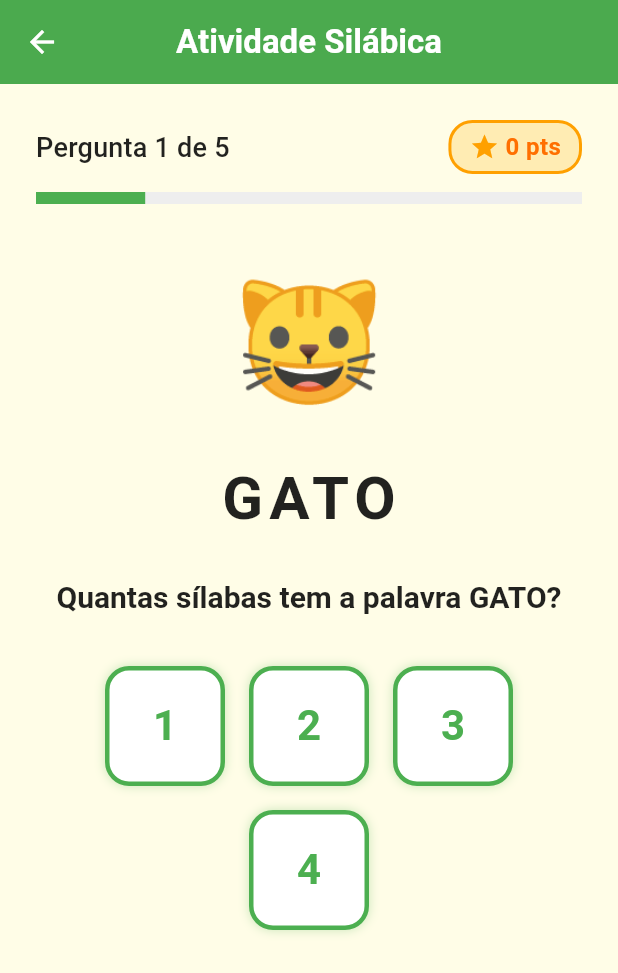
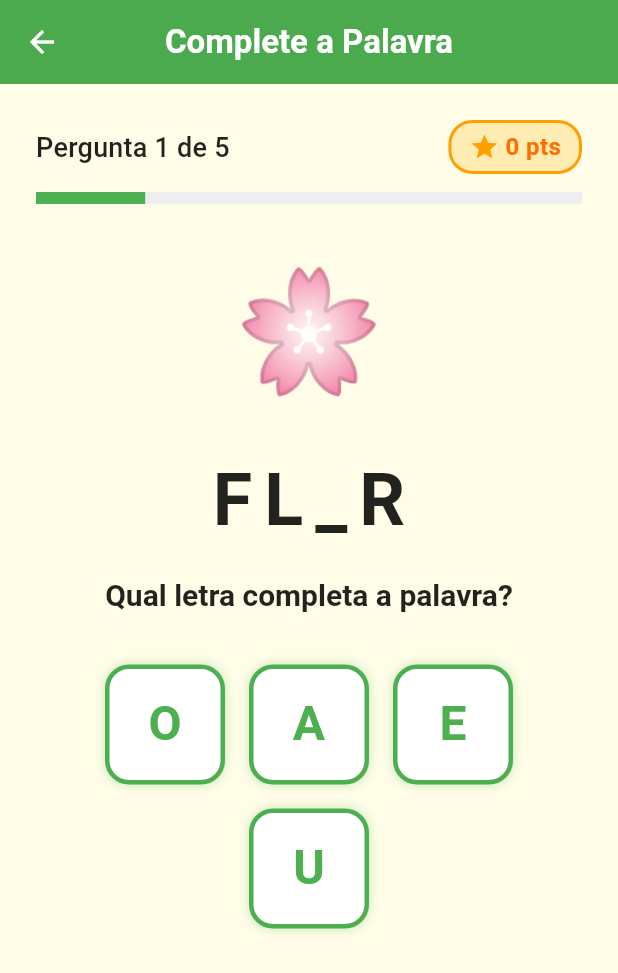
Before and after one commit to joaoevangelista12/Letrinhas, a Flutter app: the ActivitySyllabic screen opened directly, on a phone screen of 412 x 824 dp. Shown: the top 973 px of the screen. Run offline on Flutter 3.47's test engine with Material 3 defaults, Android fonts, the phone set to English and light mode, and no system bars; our stand-ins replace audioplayers, cloud_firestore, confetti, firebase_auth, firebase_core, shared_preferences; accounts and stored records are empty.

Commit message:
Limita nivel maximo a 4, reestrutura atividades 2 e 3
- Nivel maximo capado em 4 no firestore_service (temos 4 atividades)
- Profile page mostra "nivel maximo" quando level >= 4

- Atividade 2 reescrita: "Complete a Palavra" — mostra imagem,
  palavra com letra faltando (ex: FL_R), 4 opcoes de letras
- Atividade 3 corrigida: removida FLOR (monossilabica),
  adicionada BANANA (ba-na-na), todas palavras com min 2 silabas

- Nomes atualizados em activity_model.dart e profile_page.dart

https://claude.ai/code/session_011oYjfkuq1d3ny2fiqWZrxN

```diff
--- a/dislexia_app/lib/models/activity_model.dart
+++ b/dislexia_app/lib/models/activity_model.dart
@@ -46,8 +46,8 @@ class Activities {
     ),
     ActivityModel(
       id: syllabicId,
-      name: 'Atividade Silábica',
-      description: 'Identifique e separe as sílabas corretamente',
+      name: 'Complete a Palavra',
+      description: 'Complete a palavra com a letra que falta',
       requiredLevel: 2,
       route: '/activity-syllabic',
       points: 100,
--- a/dislexia_app/lib/screens/activity_form_word.dart
+++ b/dislexia_app/lib/screens/activity_form_word.dart
@@ -53,10 +53,10 @@ class _ActivityFormWordState extends State<ActivityFormWord>
       'available': ['TO', 'SA', 'PA'],
     },
     {
-      'emoji': '\u{1F338}',
-      'word': 'FLOR',
-      'syllables': ['FLOR'],
-      'available': ['FLOR'],
+      'emoji': '\u{1F34C}',
+      'word': 'BANANA',
+      'syllables': ['BA', 'NA', 'NA'],
+      'available': ['NA', 'BA', 'NA'],
     },
   ];
 
--- a/dislexia_app/lib/screens/activity_syllabic.dart
+++ b/dislexia_app/lib/screens/activity_syllabic.dart
@@ -10,8 +10,9 @@ import '../utils/sound_helper.dart';
 import '../utils/completion_feedback.dart';
 import '../providers/accessibility_provider.dart';
 
-/// Activity: Atividade Silábica
-/// Usuário responde 5 perguntas sobre sílabas (contagem, identificação)
+/// Atividade 2: Complete a palavra com a letra que falta
+/// Mostra imagem + palavra com lacuna + 4 opções de letras
+/// 5 questões, +20 acerto, -10 erro, sem segunda tentativa
 class ActivitySyllabic extends StatefulWidget {
   const ActivitySyllabic({super.key});
 
@@ -26,47 +27,47 @@ class _ActivitySyllabicState extends State<ActivitySyllabic>
   late AnimationController _shakeController;
   late Animation<double> _shakeAnimation;
 
-  // Lista de perguntas sobre sílabas
+  // Questões: emoji, palavra completa, índice da letra faltando, opções
   final List<Map<String, dynamic>> _questions = [
     {
-      'question': 'Quantas sílabas tem a palavra GATO?',
-      'word': 'GATO',
-      'emoji': '🐱',
-      'options': [1, 2, 3, 4],
-      'correct': 2,
+      'emoji': '🌸',
+      'word': 'FLOR',
+      'missingIndex': 2,
+      'correct': 'O',
+      'options': ['O', 'A', 'E', 'U'],
     },
     {
-      'question': 'Qual é a primeira sílaba de CASA?',
-      'word': 'CASA',
-      'emoji': '🏠',
-      'options': ['CA', 'SA', 'AS', 'AC'],
-      'correct': 'CA',
+      'emoji': '🐱',
+      'word': 'GATO',
+      'missingIndex': 1,
+      'correct': 'A',
+      'options': ['A', 'O', 'E', 'I'],
     },
     {
-      'question': 'Quantas sílabas tem BORBOLETA?',
-      'word': 'BORBOLETA',
-      'emoji': '🦋',
-      'options': [2, 3, 4, 5],
-      'correct': 4,
+      'emoji': '🏠',
+      'word': 'CASA',
+      'missingIndex': 2,
+      'correct': 'S',
+      'options': ['S', 'Z', 'R', 'L'],
     },
     {
-      'question': 'Qual é a última sílaba de SAPATO?',
-      'word': 'SAPATO',
-      'emoji': '👞',
-      'options': ['SA', 'PA', 'TO', 'AP'],
-      'correct': 'TO',
+      'emoji': '⚽',
+      'word': 'BOLA',
+      'missingIndex': 0,
+      'correct': 'B',
+      'options': ['B', 'D', 'P', 'V'],
     },
     {
-      'question': 'Quantas sílabas tem SOL?',
-      'word': 'SOL',
-      'emoji': '☀️',
-      'options': [1, 2, 3, 4],
-      'correct': 1,
+      'emoji': '🦆',
+      'word': 'PATO',
+      'missingIndex': 3,
+      'correct': 'O',
+      'options': ['O', 'A', 'U', 'E'],
     },
   ];
 
   int _currentQuestionIndex = 0;
-  dynamic _selectedOption;
+  String? _selectedOption;
   bool _showFeedback = false;
   bool _isCorrect = false;
   int _score = 0;
@@ -101,15 +102,19 @@ class _ActivitySyllabicState extends State<ActivitySyllabic>
     super.dispose();
   }
 
-  /// Obtém pergunta atual
   Map<String, dynamic> get _currentQuestion => _questions[_currentQuestionIndex];
 
-  /// Verifica se a opção selecionada está correta
-  void _checkAnswer(dynamic option) {
+  /// Monta a palavra com a lacuna (ex: "FL_R")
+  String get _wordWithGap {
+    final word = _currentQuestion['word'] as String;
+    final idx = _currentQuestion['missingIndex'] as int;
+    return '${word.substring(0, idx)}_${word.substring(idx + 1)}';
+  }
+
+  void _checkAnswer(String option) {
     if (_showFeedback) return;
 
-    final correct =
-        option.toString() == _currentQuestion['correct'].toString();
+    final correct = option == _currentQuestion['correct'];
 
     setState(() {
       _selectedOption = option;
@@ -133,9 +138,8 @@ class _ActivitySyllabicState extends State<ActivitySyllabic>
       _shakeController.forward(from: 0);
     }
 
-    // Avança para próxima pergunta após feedback
     Future.delayed(const Duration(milliseconds: 1500), () {
-      if (mounted) {
+      if (!mounted) return;
       if (_currentQuestionIndex < _questions.length - 1) {
         setState(() {
           _currentQuestionIndex++;
@@ -146,11 +150,9 @@ class _ActivitySyllabicState extends State<ActivitySyllabic>
       } else {
         _showCompletionDialog();
       }
-      }
     });
   }
 
-  /// Salva progresso no Firestore
   Future<void> _saveProgress() async {
     final userProvider = Provider.of<UserProvider>(context, listen: false);
 
@@ -159,7 +161,7 @@ class _ActivitySyllabicState extends State<ActivitySyllabic>
         await _firestoreService.completeActivity(
           uid: userProvider.uid!,
           activityId: 'syllabic',
-          activityName: 'Atividade Silábica',
+          activityName: 'Complete a Palavra',
           points: _score,
           attempts: _totalAttempts,
           accuracy: _correctCount / 5,
@@ -174,10 +176,8 @@ class _ActivitySyllabicState extends State<ActivitySyllabic>
             progress: userData.progress,
           );
         }
-
-        debugPrint('✅ Progresso salvo: +$_score pontos');
       } catch (e) {
-        debugPrint('❌ Erro ao salvar: $e');
+        debugPrint('Erro ao salvar: $e');
         if (mounted) {
           ScaffoldMessenger.of(context).showSnackBar(
             SnackBar(
@@ -190,10 +190,8 @@ class _ActivitySyllabicState extends State<ActivitySyllabic>
     }
   }
 
-  /// Mostra diálogo de conclusão
   void _showCompletionDialog() async {
     await _saveProgress();
-
     if (!mounted) return;
 
     showCompletionFeedback(
@@ -211,7 +209,7 @@ class _ActivitySyllabicState extends State<ActivitySyllabic>
 
     return Scaffold(
       appBar: AppBar(
-        title: const Text('Atividade Silábica'),
+        title: const Text('Complete a Palavra'),
         centerTitle: true,
       ),
       body: Stack(
@@ -223,29 +221,30 @@ class _ActivitySyllabicState extends State<ActivitySyllabic>
                 children: [
                   // Progresso e pontuação
                   _buildProgressIndicator(),
-                  const SizedBox(height: 32),
+                  const SizedBox(height: 24),
 
-                  // Emoji da palavra
+                  // Emoji da imagem
                   Text(
                     _currentQuestion['emoji'],
-                    style: TextStyle(fontSize: 80 * accessibilityProvider.fontSize),
+                    style: TextStyle(
+                        fontSize: 80 * accessibilityProvider.fontSize),
+                  ),
+                  const SizedBox(height: 20),
+
+                  // Palavra com lacuna
+                  Text(
+                    _wordWithGap,
+                    style: Theme.of(context).textTheme.displaySmall?.copyWith(
+                          fontSize: 48 * accessibilityProvider.fontSize,
+                          fontWeight: FontWeight.bold,
+                          letterSpacing: 8,
+                        ),
                   ),
                   const SizedBox(height: 16),
 
-                  // Palavra destacada
+                  // Instrução
                   Text(
-                    _currentQuestion['word'],
-                    style: Theme.of(context).textTheme.displaySmall?.copyWith(
-                          fontSize: 40 * accessibilityProvider.fontSize,
-                          fontWeight: FontWeight.bold,
-                          letterSpacing: 4,
-                        ),
-                  ),
-                  const SizedBox(height: 24),
-
-                  // Pergunta
-                  Text(
-                    _currentQuestion['question'],
+                    'Qual letra completa a palavra?',
                     style: Theme.of(context).textTheme.titleLarge?.copyWith(
                           fontSize: 20 * accessibilityProvider.fontSize,
                         ),
@@ -253,7 +252,7 @@ class _ActivitySyllabicState extends State<ActivitySyllabic>
                   ),
                   const SizedBox(height: 32),
 
-                  // Opções de resposta com shake animation
+                  // Opções com shake
                   AnimatedBuilder(
                     animation: _shakeAnimation,
                     builder: (context, child) => Transform.translate(
@@ -275,7 +274,7 @@ class _ActivitySyllabicState extends State<ActivitySyllabic>
               ),
             ),
           ),
-          // Confetti centralizado no topo
+          // Confetti
           Align(
             alignment: Alignment.topCenter,
             child: ConfettiWidget(
@@ -300,7 +299,6 @@ class _ActivitySyllabicState extends State<ActivitySyllabic>
     );
   }
 
-  /// Indicador de progresso com pontuação
   Widget _buildProgressIndicator() {
     return Column(
       children: [
@@ -312,7 +310,8 @@ class _ActivitySyllabicState extends State<ActivitySyllabic>
               style: Theme.of(context).textTheme.titleMedium,
             ),
             Container(
-              padding: const EdgeInsets.symmetric(horizontal: 12, vertical: 4),
+              padding:
+                  const EdgeInsets.symmetric(horizontal: 12, vertical: 4),
               decoration: BoxDecoration(
                 color: Colors.amber.shade100,
                 borderRadius: BorderRadius.circular(16),
@@ -348,30 +347,27 @@ class _ActivitySyllabicState extends State<ActivitySyllabic>
     );
   }
 
-  /// Opções de resposta
   Widget _buildOptions() {
     final accessibilityProvider = context.watch<AccessibilityProvider>();
-    final List<dynamic> options = _currentQuestion['options'];
+    final List<String> options =
+        List<String>.from(_currentQuestion['options']);
 
     return Wrap(
       spacing: 16,
       runSpacing: 16,
       alignment: WrapAlignment.center,
       children: options.map((option) {
-        final isSelected = _selectedOption != null &&
-            _selectedOption.toString() == option.toString();
-        final isCorrectAnswer =
-            option.toString() == _currentQuestion['correct'].toString();
+        final isSelected = _selectedOption == option;
+        final isCorrectAnswer = option == _currentQuestion['correct'];
 
         Color borderColor = Theme.of(context).primaryColor;
         Color bgColor = Colors.white;
 
         if (_showFeedback && isSelected) {
           borderColor = _isCorrect ? Colors.green : Colors.red;
-          bgColor = _isCorrect ? Colors.green.shade50 : Colors.red.shade50;
+          bgColor =
+              _isCorrect ? Colors.green.shade50 : Colors.red.shade50;
         }
-
-        // Mostra a resposta correta quando errou
         if (_showFeedback && !_isCorrect && isCorrectAnswer) {
           borderColor = Colors.green;
           bgColor = Colors.green.shade50;
@@ -400,12 +396,16 @@ class _ActivitySyllabicState extends State<ActivitySyllabic>
             ),
             child: Center(
               child: AnimatedScale(
-                scale: _showFeedback && isSelected && _isCorrect ? 1.2 : 1.0,
+                scale:
+                    _showFeedback && isSelected && _isCorrect ? 1.2 : 1.0,
                 duration: const Duration(milliseconds: 300),
                 child: Text(
-                  option.toString(),
-                  style: Theme.of(context).textTheme.headlineMedium?.copyWith(
-                        fontSize: 28 * accessibilityProvider.fontSize,
+                  option,
+                  style: Theme.of(context)
+                      .textTheme
+                      .headlineMedium
+                      ?.copyWith(
+                        fontSize: 32 * accessibilityProvider.fontSize,
                         fontWeight: FontWeight.bold,
                         color: borderColor,
                       ),
@@ -418,7 +418,6 @@ class _ActivitySyllabicState extends State<ActivitySyllabic>
     );
   }
 
-  /// Feedback visual
   Widget _buildFeedback() {
     return AnimatedOpacity(
       opacity: _showFeedback ? 1.0 : 0.0,
--- a/dislexia_app/lib/screens/profile_page.dart
+++ b/dislexia_app/lib/screens/profile_page.dart
@@ -38,7 +38,7 @@ class _ProfilePageState extends State<ProfilePage> {
     },
     {
       'id': Activities.syllabicId,
-      'name': 'Atividade Silabica',
+      'name': 'Complete a Palavra',
       'icon': Icons.text_fields,
       'color': Colors.blue,
       'maxPoints': 100,
@@ -414,7 +414,9 @@ class _ProfilePageState extends State<ProfilePage> {
           ),
           const SizedBox(height: 8),
           Text(
-            'Faltam ${100 - (userProvider.levelProgress * 100).toInt()} pontos para o nível ${userProvider.level + 1}',
+            userProvider.level >= 4
+                ? 'Voce alcancou o nivel maximo!'
+                : 'Faltam ${100 - (userProvider.levelProgress * 100).toInt()} pontos para o nivel ${userProvider.level + 1}',
             style: TextStyle(
               fontSize: 13,
               color: Colors.grey.shade600,
--- a/dislexia_app/lib/services/firestore_service.dart
+++ b/dislexia_app/lib/services/firestore_service.dart
@@ -114,8 +114,10 @@ class FirestoreService {
       }
 
       // 3. CALCULA NÍVEL BASEADO NO TOTAL DE PONTOS (bidirecional)
-      // Level 1: 0-99, Level 2: 100-199, Level 3: 200-299...
-      final int newLevel = (newTotalPoints ~/ 100) + 1;
+      // Level 1: 0-99, Level 2: 100-199, Level 3: 200-299, Level 4: 300+
+      // Nível máximo = 4 (temos apenas 4 atividades)
+      int newLevel = (newTotalPoints ~/ 100) + 1;
+      if (newLevel > 4) newLevel = 4;
 
       // 4. CALCULA PROGRESSO DENTRO DO NÍVEL (0-99)
       final int newProgress = newTotalPoints % 100;
```
Lines whose indentation alone changed are shown as unchanged.
